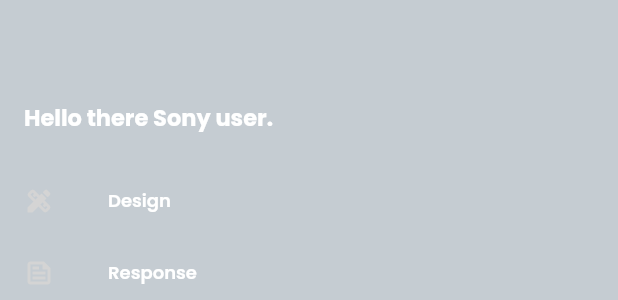
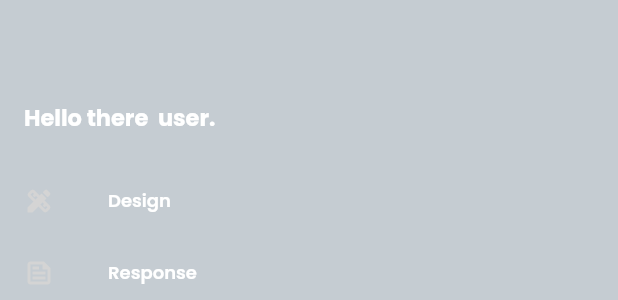
Before and after one commit to slovoulo/InterIntel-Technologies-LTD, a Flutter app: the MenuScreen widget shown alone on an empty page, opened directly with empty values, on a phone screen of 412 x 824 dp. Shown: the part 367-667 px from the top of the screen. Run offline on Flutter 3.47's test engine with Material 2 defaults, Android fonts, the phone set to English and light mode, and no system bars; our stand-ins replace built_collection, built_value, connectivity_plus, device_info_plus, dio, email_validator and 9 more.

Commit message:
Minor mods

```diff
--- a/lib/Screens/info_screen.dart
+++ b/lib/Screens/info_screen.dart
@@ -108,7 +108,7 @@
               children: [
                 const SizedBox(height: 16.0),
                 Text(
-                  "Hello there Sony user.",
+                  "Hello there $deviceInfo user.",
                   style: const TextStyle(
                       fontSize: 15,
                       color: kWhiteColor,
```
